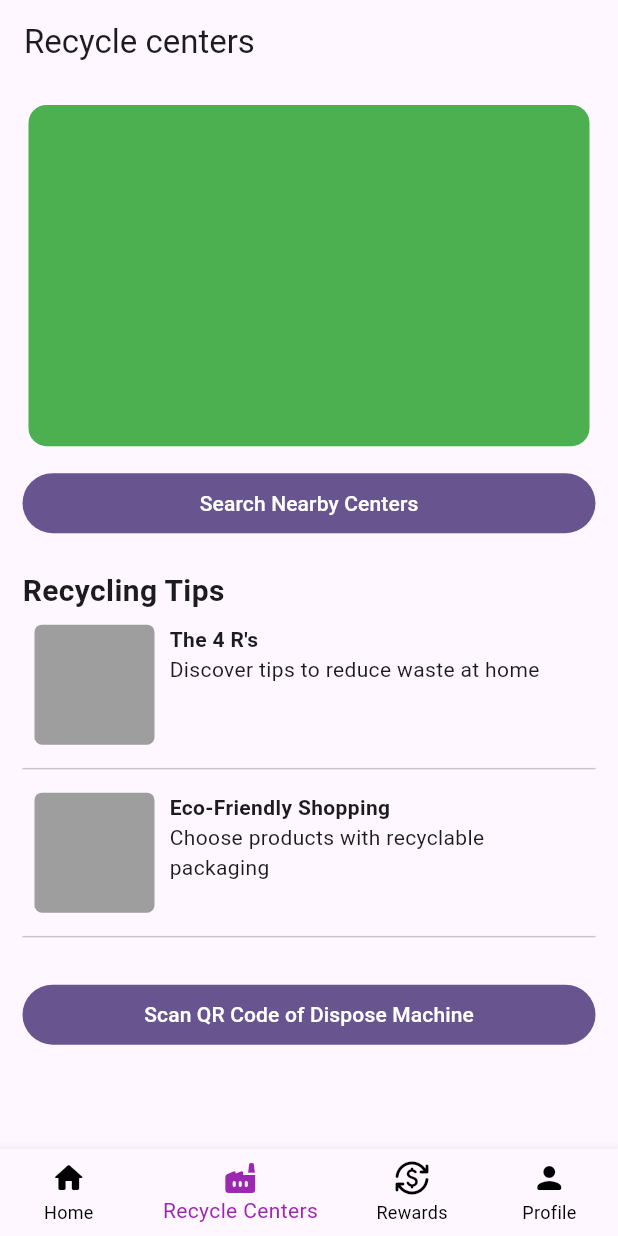
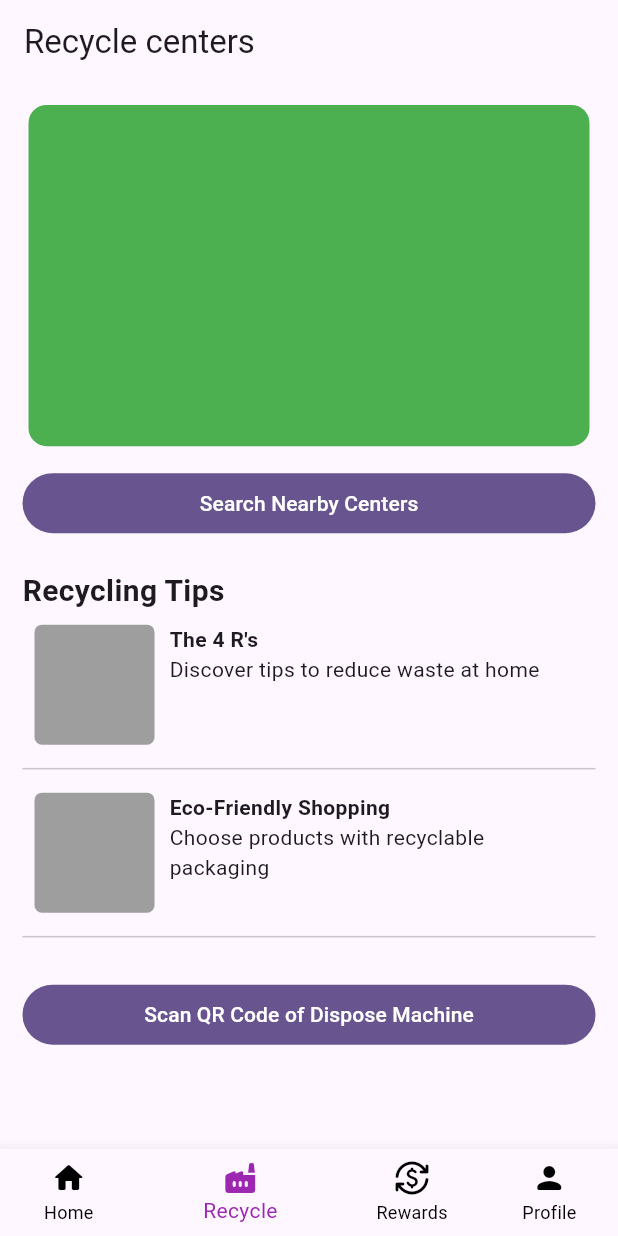
Before and after one commit to ShubhamVG/recyclopia, a Flutter app: the screen it shows after launch, item 2 of the bottom bar chosen, on a phone screen of 412 x 824 dp. Run offline on Flutter 3.47's test engine with Material 3 defaults, Android fonts, the phone set to English and light mode, and no system bars; our stand-ins replace shared_preferences.

Commit message:
Change recycle centers name to just recycle

```diff
--- a/lib/widgets/my_bottom_navbar.dart
+++ b/lib/widgets/my_bottom_navbar.dart
@@ -49,7 +49,7 @@ class MyBottomNavbar extends StatelessWidget {
         ),
         BottomNavigationBarItem(
           icon: Icon(Icons.factory_rounded),
-          label: 'Recycle Centers',
+          label: 'Recycle',
         ),
         BottomNavigationBarItem(
           icon: Icon(Icons.currency_exchange_rounded),
```
